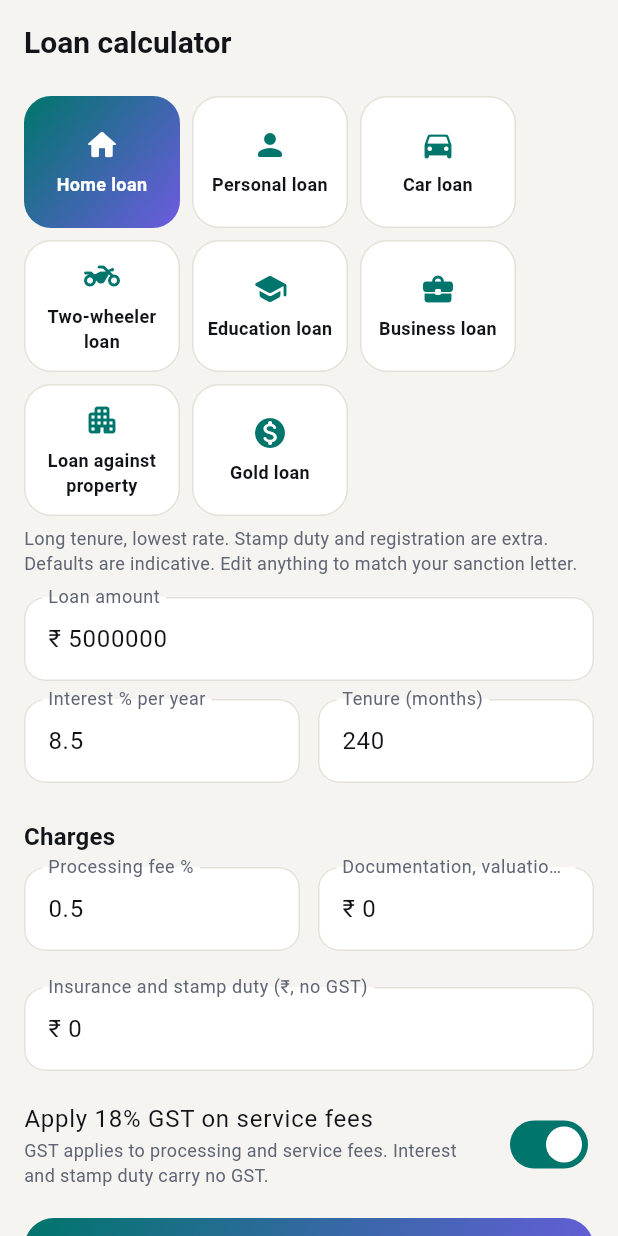
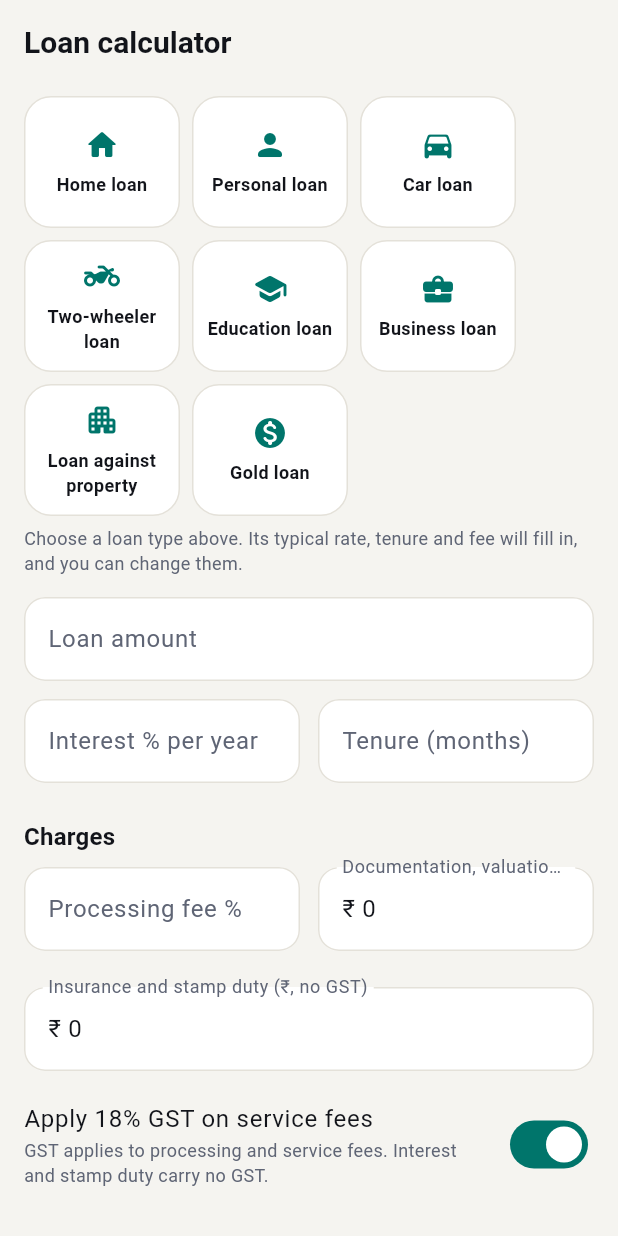
Before and after one commit to kakunurisatyanarayana-hash/monova, a Flutter app: the LoanCalculatorScreen screen opened by its route, on a phone screen of 412 x 824 dp. Run offline on Flutter 3.47's test engine with Material 3 defaults, Android fonts, the phone set to English and light mode, and no system bars; our stand-ins replace dio, fl_chart, flutter_riverpod, flutter_secure_storage, go_router, shared_preferences; accounts and stored records are empty.

Commit message:
Show calculator results only after the user enters values
Co-Authored-By: Claude Haiku 5.5 <noreply@anthropic.com>

```diff
--- a/mobile/lib/features/tools/loan_calculator_screen.dart
+++ b/mobile/lib/features/tools/loan_calculator_screen.dart
@@ -16,11 +16,12 @@ class LoanCalculatorScreen extends StatefulWidget {
 }
 
 class _LoanCalculatorScreenState extends State<LoanCalculatorScreen> {
-  int _product = 0;
-  final _amount = TextEditingController(text: '5000000');
-  final _rate = TextEditingController(text: '8.5');
-  final _tenure = TextEditingController(text: '240');
-  final _processing = TextEditingController(text: '0.5');
+  // -1 means no loan type chosen yet. Nothing is calculated, and no sample figures are shown, until the user picks one or types numbers.
+  int _product = -1;
+  final _amount = TextEditingController();
+  final _rate = TextEditingController();
+  final _tenure = TextEditingController();
+  final _processing = TextEditingController();
   final _serviceFees = TextEditingController(text: '0');
   final _otherCharges = TextEditingController(text: '0');
   bool _gstOnFees = true;
@@ -29,12 +30,6 @@ class _LoanCalculatorScreenState extends State<LoanCalculatorScreen> {
 
   LoanResult? _result;
   String? _error;
-
-  @override
-  void initState() {
-    super.initState();
-    _applyProduct(0);
-  }
 
   @override
   void dispose() {
@@ -56,6 +51,14 @@ class _LoanCalculatorScreenState extends State<LoanCalculatorScreen> {
   double _num(TextEditingController c) => double.tryParse(c.text.replaceAll(',', '').trim()) ?? double.nan;
 
   void _calculate() {
+    // Nothing to show until a loan type is chosen and an amount is typed.
+    if (_product < 0 || _amount.text.trim().isEmpty) {
+      setState(() {
+        _result = null;
+        _error = null;
+      });
+      return;
+    }
     final principal = _num(_amount);
     final rate = _num(_rate);
     final tenure = int.tryParse(_tenure.text.trim()) ?? 0;
@@ -106,7 +109,7 @@ class _LoanCalculatorScreenState extends State<LoanCalculatorScreen> {
   Widget build(BuildContext context) {
     final c = context.monova;
     final r = _result;
-    final product = LoanProduct.all[_product];
+    final product = _product < 0 ? null : LoanProduct.all[_product];
     return Scaffold(
       appBar: AppBar(title: const Text('Loan calculator')),
       body: ListView(
@@ -122,8 +125,12 @@ class _LoanCalculatorScreenState extends State<LoanCalculatorScreen> {
             ],
           ),
           const SizedBox(height: 6),
-          Text('${product.note} Defaults are indicative. Edit anything to match your sanction letter.',
-              style: TextStyle(color: c.muted, fontSize: 12)),
+          Text(
+            product == null
+                ? 'Choose a loan type above. Its typical rate, tenure and fee will fill in, and you can change them.'
+                : '${product.note} Defaults are indicative. Edit anything to match your sanction letter.',
+            style: TextStyle(color: c.muted, fontSize: 12),
+          ),
           const SizedBox(height: 14),
           _field(_amount, 'Loan amount', prefix: '₹ ', onChanged: _calculate),
           Row(children: [
```
Also changed, not shown: mobile/lib/features/tools/tools_screens.dart (+15 -6 lines).
